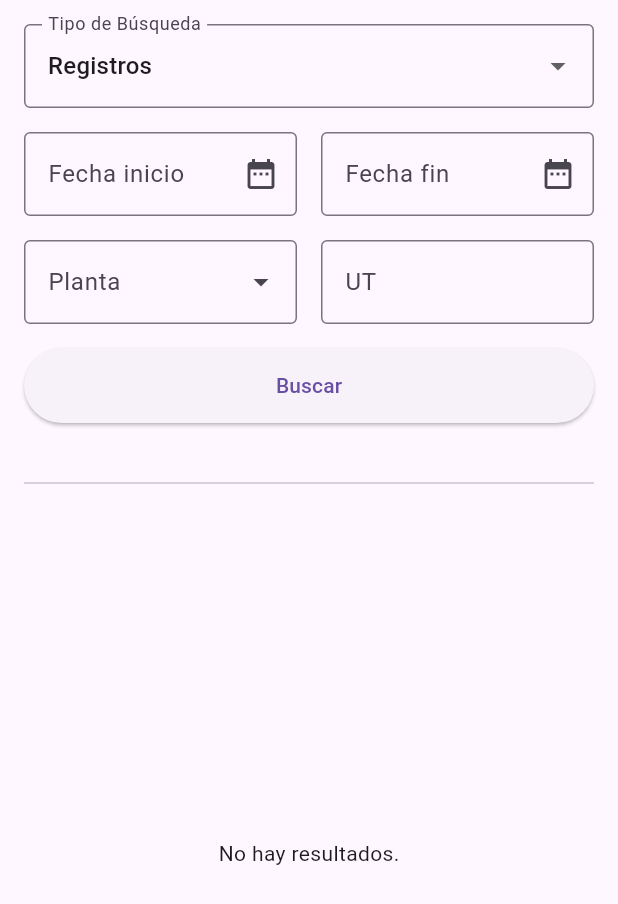
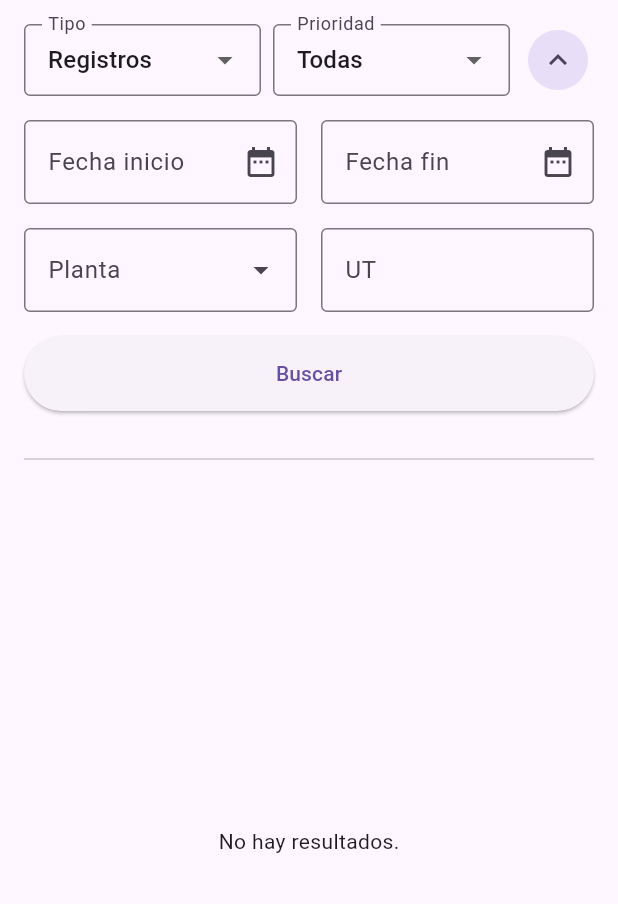
Before and after one commit to yhobany/MulReportCND, a Flutter app: the ReportScreen screen opened directly, on a phone screen of 412 x 824 dp. Shown: the top 904 px of the screen. Run offline on Flutter 3.47's test engine with Material 3 defaults, Android fonts, the phone set to English and light mode, and no system bars; our stand-ins replace cloud_firestore, firebase_auth, firebase_core, image_picker, permission_handler, share_plus and 1 more; missing offline and left inert: dart:html; accounts and stored records are empty.

Commit message:
Añadir campo y filtro de Prioridad (Alto/Medio/Bajo)

```diff
--- a/lib/registro_record.dart
+++ b/lib/registro_record.dart
@@ -1,11 +1,12 @@
 // lib/registro_record.dart
 
 class RegistroRecord {
-  final String? id; // ID de la base de datos
+  final String? id;
   final String date;
   final String ut;
   final String point;
   final String description;
+  final String priority; // <-- NUEVO CAMPO
 
   RegistroRecord({
     this.id,
@@ -13,9 +14,9 @@ class RegistroRecord {
     required this.ut,
     required this.point,
     required this.description,
+    this.priority = 'Medio', // Valor por defecto para compatibilidad
   });
 
-  // Para que los Checkbox funcionen correctamente
   @override
   bool operator ==(Object other) {
     if (identical(this, other)) return true;
@@ -24,9 +25,10 @@ class RegistroRecord {
     return date == other.date &&
         ut == other.ut &&
         point == other.point &&
-        description == other.description;
+        description == other.description &&
+        priority == other.priority; // <-- Incluir en comparación
   }
 
   @override
-  int get hashCode => id?.hashCode ?? Object.hash(date, ut, point, description);
+  int get hashCode => id?.hashCode ?? Object.hash(date, ut, point, description, priority);
 }
--- a/lib/report_screen.dart
+++ b/lib/report_screen.dart
@@ -4,7 +4,7 @@ import 'dart:io';
 import 'package:flutter/material.dart';
 import 'package:path_provider/path_provider.dart';
 import 'package:share_plus/share_plus.dart';
-import 'package:intl/intl.dart'; // Para el nombre del archivo exportado
+import 'package:intl/intl.dart';
 
 import 'file_manager_locator.dart';
 import 'file_manager_interface.dart';
@@ -27,13 +27,17 @@ class _ReportScreenState extends State<ReportScreen> {
   final TextEditingController _plantController = TextEditingController();
   final TextEditingController _utController = TextEditingController();
 
-  // Usamos una lista dinámica para poder guardar ambos tipos de registros
   List<dynamic> _results = [];
-  // Sets para guardar la selección
   Set<dynamic> _selectedItems = {};
 
   String _searchType = 'Registros';
   final List<String> _searchOptions = ['Registros', 'Equipos'];
+
+  // --- NUEVO: Filtro de Prioridad ---
+  String _searchPriority = 'Todas';
+  final List<String> _priorityOptions = ['Todas', 'Alto', 'Medio', 'Bajo'];
+
+  bool _areFiltersVisible = true;
 
   final List<String> plantOptions = [
     "PFM6", "PFM4", "PCM1", "PCM3", "PP30", "PP40",
@@ -51,7 +55,7 @@ class _ReportScreenState extends State<ReportScreen> {
 
   Future<void> _performSearch() async {
     FocusScope.of(context).unfocus();
-    _selectedItems.clear(); // Limpiar selección al buscar de nuevo
+    _selectedItems.clear();
 
     if (_searchType == 'Registros') {
       final results = await fileManager.searchInFile(
@@ -59,23 +63,42 @@ class _ReportScreenState extends State<ReportScreen> {
         _endDateController.text,
         _utController.text,
         _plantController.text,
+        _searchPriority, // <-- Enviamos filtro
       );
-      setState(() { _results = results; });
+      setState(() {
+        _results = results;
+        if (_results.isNotEmpty) _areFiltersVisible = false;
+      });
     } else {
+      // (Equipos no tiene prioridad, así que ignoramos el filtro o pasamos 'Todas')
       final results = await fileManager.searchInEquiposFile(
         _startDateController.text,
         _endDateController.text,
         _utController.text,
         _plantController.text,
       );
-      setState(() { _results = results; });
+      setState(() {
+        _results = results;
+        if (_results.isNotEmpty) _areFiltersVisible = false;
+      });
     }
   }
 
-  // --- FUNCIÓN DE BORRAR ---
+  // ... (Funciones _handleDelete, _handleExport, _selectDate, _showPlantDialog,
+  // _toggleSelection, _toggleSelectAll NO CAMBIAN, cópialas del archivo anterior)
+
+  // (Para ahorrar espacio, incluyo solo el build actualizado)
+
+  // ... (Inserta aquí las funciones auxiliares que omití) ...
+
+  // ---------------------------------------------------------------------------
+  // NOTA: Asegúrate de copiar las funciones auxiliares que omití arriba
+  // (_handleDelete, _handleExport, etc.) del código que te di en la respuesta anterior.
+  // ---------------------------------------------------------------------------
+
+  // --- Solo incluyo las funciones que no cambian para que el código compile si copias/pegas todo ---
   Future<void> _handleDelete() async {
     if (_selectedItems.isEmpty) return;
-
     bool confirm = await showDialog(
       context: context,
       builder: (context) => AlertDialog(
@@ -91,29 +114,23 @@ class _ReportScreenState extends State<ReportScreen> {
     if (confirm) {
       bool success = false;
       if (_searchType == 'Registros') {
-        // Convertimos la selección al tipo correcto
         final list = _selectedItems.cast<RegistroRecord>().toList();
         success = await fileManager.deleteRegistros(list);
       } else {
         final list = _selectedItems.cast<EquipmentRecord>().toList();
         success = await fileManager.deleteEquipmentRecords(list);
       }
-
       if (success) {
         ScaffoldMessenger.of(context).showSnackBar(const SnackBar(content: Text('Eliminados correctamente')));
-        _performSearch(); // Refrescar la lista
+        _performSearch();
       } else {
         ScaffoldMessenger.of(context).showSnackBar(const SnackBar(content: Text('Error al eliminar')));
       }
     }
   }
 
-  // --- FUNCIÓN DE EXPORTAR ---
   Future<void> _handleExport() async {
-    // Solo permitimos exportar si estamos en modo 'Equipos'
     if (_searchType != 'Equipos') return;
-
-    // Si hay selección, exportamos solo eso. Si no, exportamos TODO lo que se ve en pantalla.
     final listToExport = _selectedItems.isNotEmpty
         ? _selectedItems.cast<EquipmentRecord>().toList()
         : _results.cast<EquipmentRecord>().toList();
@@ -149,7 +166,6 @@ class _ReportScreenState extends State<ReportScreen> {
     }
   }
 
-  // (Funciones auxiliares de UI)
   Future<void> _selectDate(BuildContext context, TextEditingController controller) async {
     final DateTime? picked = await showDatePicker(
       context: context,
@@ -223,14 +239,57 @@ class _ReportScreenState extends State<ReportScreen> {
         padding: const EdgeInsets.all(16.0),
         child: Column(
           children: [
-            DropdownButtonFormField<String>(
+            // --- CABECERA MODIFICADA: Tipo y Prioridad ---
+            Row(
+              children: [
+                Expanded(
+                  flex: 2,
+                  child: DropdownButtonFormField<String>(
                     value: _searchType,
-              decoration: const InputDecoration(labelText: 'Tipo de Búsqueda', border: OutlineInputBorder()),
+                    decoration: const InputDecoration(
+                      labelText: 'Tipo',
+                      border: OutlineInputBorder(),
+                      contentPadding: EdgeInsets.symmetric(horizontal: 12, vertical: 8),
+                    ),
                     items: _searchOptions.map((v) => DropdownMenuItem(value: v, child: Text(v))).toList(),
                     onChanged: (v) => setState(() { _searchType = v!; _results = []; _selectedItems.clear(); }),
                   ),
+                ),
+
+                // Mostrar filtro de prioridad SOLO si estamos en 'Registros'
+                if (_searchType == 'Registros') ...[
+                  const SizedBox(width: 8),
+                  Expanded(
+                    flex: 2,
+                    child: DropdownButtonFormField<String>(
+                      value: _searchPriority,
+                      decoration: const InputDecoration(
+                        labelText: 'Prioridad',
+                        border: OutlineInputBorder(),
+                        contentPadding: EdgeInsets.symmetric(horizontal: 12, vertical: 8),
+                      ),
+                      items: _priorityOptions.map((v) => DropdownMenuItem(value: v, child: Text(v))).toList(),
+                      onChanged: (v) => setState(() { _searchPriority = v!; }),
+                    ),
+                  ),
+                ],
+
+                const SizedBox(width: 8),
+                IconButton.filledTonal(
+                  icon: Icon(_areFiltersVisible ? Icons.expand_less : Icons.filter_list),
+                  tooltip: _areFiltersVisible ? "Ocultar Filtros" : "Mostrar Filtros",
+                  onPressed: () => setState(() => _areFiltersVisible = !_areFiltersVisible),
+                ),
+              ],
+            ),
+
+            AnimatedSize(
+              duration: const Duration(milliseconds: 300),
+              child: Container(
+                height: _areFiltersVisible ? null : 0,
+                child: Column(
+                  children: [
                     const SizedBox(height: 16),
-            // (Filas de filtros de fecha y planta - igual que antes)
                     Row(
                       children: [
                         Expanded(child: TextField(controller: _startDateController, readOnly: true, onTap: () => _selectDate(context, _startDateController), decoration: const InputDecoration(labelText: 'Fecha inicio', border: OutlineInputBorder(), suffixIcon: Icon(Icons.date_range)))),
@@ -248,21 +307,26 @@ class _ReportScreenState extends State<ReportScreen> {
                     ),
                     const SizedBox(height: 16),
 
-            ElevatedButton(onPressed: _performSearch, style: ElevatedButton.styleFrom(minimumSize: const Size(double.infinity, 50)), child: const Text('Buscar')),
+                    ElevatedButton(
+                      onPressed: _performSearch,
+                      style: ElevatedButton.styleFrom(minimumSize: const Size(double.infinity, 50)),
+                      child: const Text('Buscar'),
+                    ),
+                  ],
+                ),
+              ),
+            ),
 
             const SizedBox(height: 16),
 
-            // --- BOTONES DE ACCIÓN (BORRAR / EXPORTAR) ---
+            // Botones de Acción (Igual que antes)
+            if (_results.isNotEmpty || _selectedItems.isNotEmpty)
               Row(
                 children: [
-                if (_results.isNotEmpty)
                   Expanded(child: ElevatedButton(onPressed: _toggleSelectAll, child: Text(_selectedItems.length == _results.length ? 'Deseleccionar Todo' : 'Seleccionar Todo'))),
-
-                if (_results.isNotEmpty) const SizedBox(width: 8),
-
+                  const SizedBox(width: 8),
                   if (_selectedItems.isNotEmpty)
                     Expanded(child: ElevatedButton(style: ElevatedButton.styleFrom(backgroundColor: Colors.red), onPressed: _handleDelete, child: const Text('Borrar', style: TextStyle(color: Colors.white)))),
-
                   if (_searchType == 'Equipos' && _results.isNotEmpty) ...[
                     const SizedBox(width: 8),
                     Expanded(child: ElevatedButton(style: ElevatedButton.styleFrom(backgroundColor: Colors.green), onPressed: _handleExport, child: const Text('Exportar', style: TextStyle(color: Colors.white)))),
@@ -270,7 +334,7 @@ class _ReportScreenState extends State<ReportScreen> {
                 ],
               ),
 
-            const SizedBox(height: 16),
+            const SizedBox(height: 8),
             const Divider(),
 
             if (_results.isEmpty)
@@ -283,13 +347,13 @@ class _ReportScreenState extends State<ReportScreen> {
                     final item = _results[index];
                     final isSelected = _selectedItems.contains(item);
 
-                    // Renderizado condicional según el tipo de objeto
                     String title = "";
                     String subtitle = "";
 
                     if (item is RegistroRecord) {
                       title = "${item.ut} (${item.date})";
-                      subtitle = "${item.point}\n${item.description}";
+                      // MOSTRAR LA PRIORIDAD EN LA TARJETA
+                      subtitle = "Prioridad: ${item.priority}\n${item.point}\n${item.description}";
                     } else if (item is EquipmentRecord) {
                       title = "${item.ut} (${item.date})";
                       subtitle = item.equipment;
```
Also changed, not shown: lib/file_manager_firebase.dart (+41 -60 lines), lib/file_manager_interface.dart (+7 -6 lines), lib/file_manager_mobile.dart (+55 -74 lines), lib/file_manager_web.dart (+40 -52 lines), lib/register_screen.dart (+59 -13 lines). Lines whose indentation alone changed are shown as unchanged.
